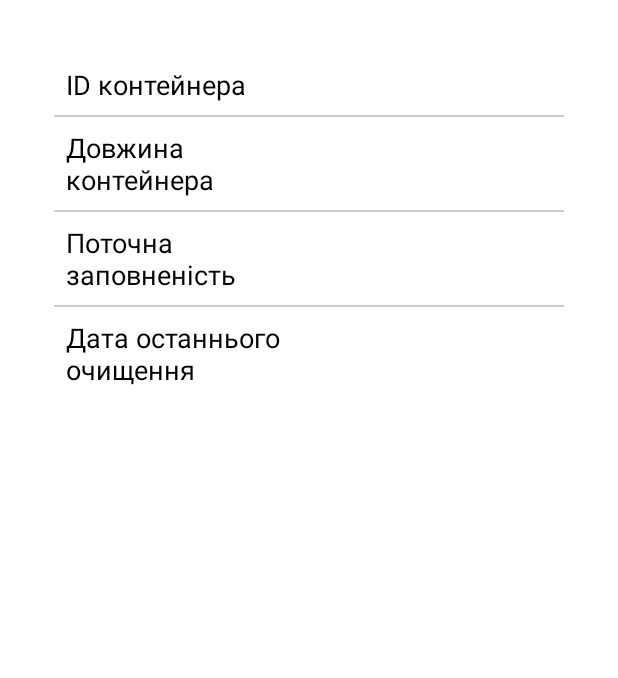
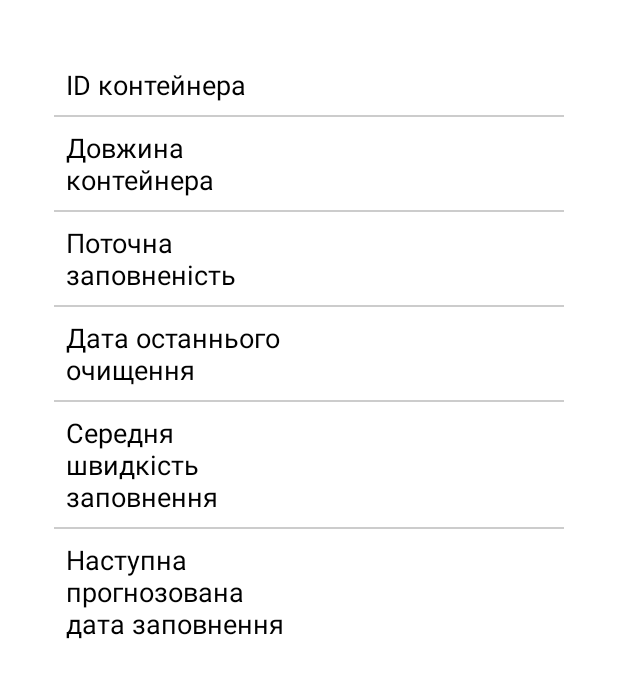
Before and after one commit to SolomiiaMatiichuk/ContainerFullnessMonitoring, an Android app: the layout popup_info.xml on its own in the app's theme, with its tools: preview values and no code run, on a phone screen of 412 x 824 dp. Shown: the top 678 px of the screen. Run offline under Robolectric (Android 15) with nearby library versions, the phone set to English and light mode, and no system bars.

Commit message:
fix text

```diff
--- a/AndroidApplication/app/src/main/java/com/example/myapplication/ui/bluetooth/BluetoothFragment.java
+++ b/AndroidApplication/app/src/main/java/com/example/myapplication/ui/bluetooth/BluetoothFragment.java
@@ -450,7 +450,7 @@ public class BluetoothFragment extends Fragment implements AdapterView.OnItemCli
 
     private void showWifiPopup() {
         AlertDialog.Builder builder = new AlertDialog.Builder(getContext());
-        builder.setTitle("Введіть креденшали Wi-Fi");
+        builder.setTitle("Введіть облікові дані Wi-Fi");
 
         View viewInflated = LayoutInflater.from(getContext()).inflate(R.layout.popup_wifi, (ViewGroup) getView(), false);
 
--- a/AndroidApplication/app/src/main/java/com/example/myapplication/ui/welcome/RegisterActivity.java
+++ b/AndroidApplication/app/src/main/java/com/example/myapplication/ui/welcome/RegisterActivity.java
@@ -50,7 +50,7 @@ public class RegisterActivity extends AppCompatActivity {
                         @Override
                         public void onResponse(Call<Void> call, Response<Void> response) {
                             if (response.isSuccessful()) {
-                                Toast.makeText(RegisterActivity.this, "Реєстрація успішна. Підтвердіть, будь ласка, емейл, відкривши надісланий лист", Toast.LENGTH_SHORT).show();
+                                Toast.makeText(RegisterActivity.this, "Реєстрація успішна. Підтвердіть, будь ласка, вашу електронну пошту, відкривши надісланий лист", Toast.LENGTH_SHORT).show();
                                 // Navigate to WaitingForConfirmationActivity
                                 Intent intent = new Intent(RegisterActivity.this, WaitingForConfirmationActivity.class);
                                 intent.putExtra("email", email);
--- a/AndroidApplication/app/src/main/java/com/example/myapplication/ui/welcome/WaitingForConfirmationActivity.java
+++ b/AndroidApplication/app/src/main/java/com/example/myapplication/ui/welcome/WaitingForConfirmationActivity.java
@@ -30,7 +30,7 @@ public class WaitingForConfirmationActivity extends AppCompatActivity {
         email = getIntent().getStringExtra("email");
 
         TextView statusText = findViewById(R.id.statusText);
-        statusText.setText("Будь ласка, перевірте ваш емейл і підтвердьте реєстрацію. Після цього ви зможете ввійти в профіль.");
+        statusText.setText("Будь ласка, перевірте вашу електронну пошту і підтвердьте реєстрацію. Після цього ви зможете ввійти в профіль.");
 
         // Start polling
         handler.postDelayed(checkConfirmationStatus, POLL_INTERVAL);
--- a/AndroidApplication/app/src/main/res/layout/activity_waiting_for_confirmation.xml
+++ b/AndroidApplication/app/src/main/res/layout/activity_waiting_for_confirmation.xml
@@ -13,7 +13,7 @@
         android:layout_width="wrap_content"
         android:layout_height="wrap_content"
         android:padding="16dp"
-        android:text="Будь ласка, перевірте ваш емейл і підтвердьте реєстрацію. Після цього ви зможете ввійти в профіль."
+        android:text="Будь ласка, перевірте вашу електронну пошту і підтвердьте реєстрацію. Після цього ви зможете ввійти в профіль."
         android:textSize="18sp" />
 
     <ProgressBar
--- a/AndroidApplication/app/src/main/res/layout/fragment_bluetooth.xml
+++ b/AndroidApplication/app/src/main/res/layout/fragment_bluetooth.xml
@@ -65,7 +65,7 @@
         android:id="@+id/send_user_id"
         android:layout_width="match_parent"
         android:layout_height="wrap_content"
-        android:text="Надіслати ID користувача"
+        android:text="Надати доступ користувачам"
         android:backgroundTint="#44443c"
         android:enabled="false"
         android:visibility="gone"/>
--- a/AndroidApplication/app/src/main/res/layout/popup_info.xml
+++ b/AndroidApplication/app/src/main/res/layout/popup_info.xml
@@ -111,6 +111,55 @@
                 android:textColor="@android:color/black" />
         </TableRow>
 
+
+        <TableRow
+            android:layout_width="match_parent"
+            android:layout_height="wrap_content"
+            android:gravity="center_vertical">
+
+            <TextView
+                android:layout_width="0dp"
+                android:layout_height="wrap_content"
+                android:layout_weight="1"
+                android:padding="8dp"
+                android:text="Середня швидкість заповнення"
+                android:textSize="18sp"
+                android:textColor="@android:color/black" />
+
+            <TextView
+                android:id="@+id/average_fill_rate"
+                android:layout_width="0dp"
+                android:layout_height="wrap_content"
+                android:layout_weight="1"
+                android:padding="8dp"
+                android:textSize="18sp"
+                android:textColor="@android:color/black" />
+        </TableRow>
+
+        <TableRow
+            android:layout_width="match_parent"
+            android:layout_height="wrap_content"
+            android:gravity="center_vertical">
+
+            <TextView
+                android:layout_width="0dp"
+                android:layout_height="wrap_content"
+                android:layout_weight="1"
+                android:padding="8dp"
+                android:text="Наступна прогнозована дата заповнення"
+                android:textSize="18sp"
+                android:textColor="@android:color/black" />
+
+            <TextView
+                android:id="@+id/next_predicted_date"
+                android:layout_width="0dp"
+                android:layout_height="wrap_content"
+                android:layout_weight="1"
+                android:padding="8dp"
+                android:textSize="18sp"
+                android:textColor="@android:color/black" />
+        </TableRow>
+
         <!-- Add more rows as needed -->
 
     </TableLayout>
--- a/AndroidApplication/app/src/main/res/layout/popup_wifi.xml
+++ b/AndroidApplication/app/src/main/res/layout/popup_wifi.xml
@@ -15,7 +15,7 @@
         android:id="@+id/password"
         android:layout_width="match_parent"
         android:layout_height="wrap_content"
-        android:hint="Password"
+        android:hint="Пароль"
         android:inputType="textPassword" />
 
 </LinearLayout>
```
